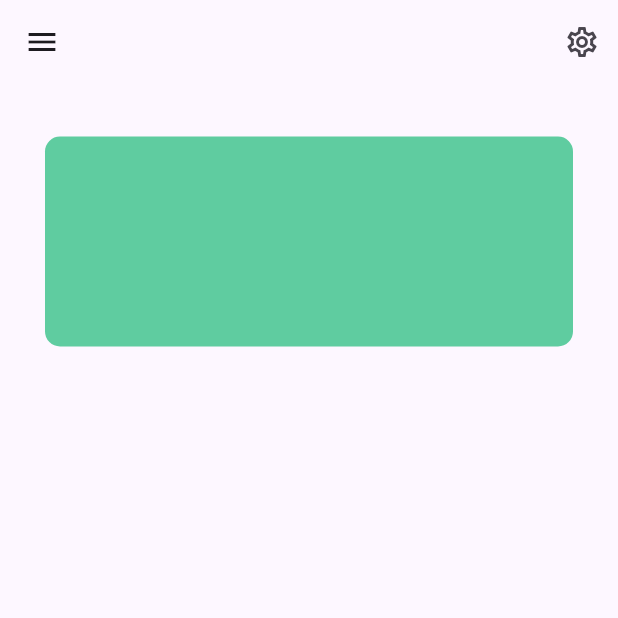
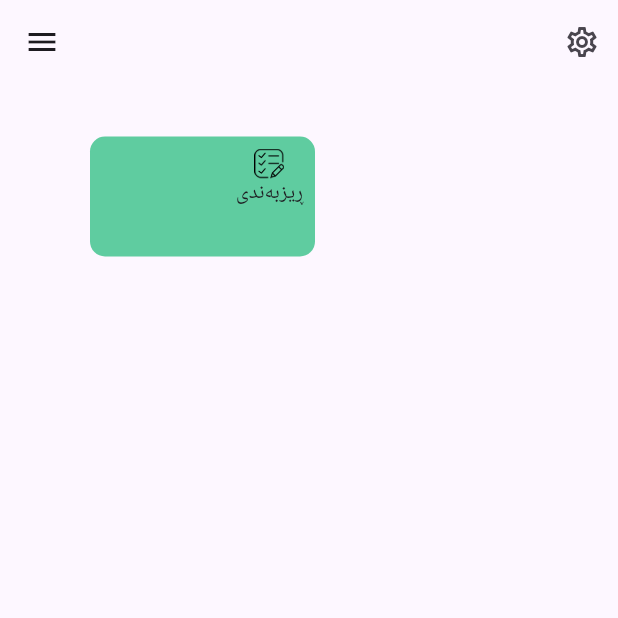
Before and after one commit to akar-jaza/bashakam, a Flutter app: the screen it shows after launch, on a phone screen of 412 x 824 dp, the top half of it. Run offline on Flutter 3.47's test engine with Material 2 defaults, Android fonts, the phone set to English and light mode, and no system bars.

Commit message:
card extracted

```diff
--- a/lib/Homepage.dart
+++ b/lib/Homepage.dart
@@ -34,14 +34,10 @@ class _HomePageState extends State<HomePage> {
         body: Center(
           child: Column(
             children: [
-              Container(
-                margin:
-                    const EdgeInsets.symmetric(vertical: 35, horizontal: 30),
-                height: 140,
-                decoration: BoxDecoration(
-                  borderRadius: BorderRadius.circular(10),
-                  color: const Color(0xFF5FCCA0),
-                ),
+              Row(
+                children: [
+                  Card(),
+                ],
               )
             ],
           ),
@@ -50,3 +46,37 @@ class _HomePageState extends State<HomePage> {
     );
   }
 }
+
+class Card extends StatelessWidget {
+  const Card({
+    super.key,
+  });
+
+  @override
+  Widget build(BuildContext context) {
+    return Container(
+      alignment: Alignment.centerRight,
+      margin:
+          const EdgeInsets.symmetric(vertical: 35, horizontal: 60),
+      height: 80,
+      width: 150,
+      decoration: BoxDecoration(
+        borderRadius: BorderRadius.circular(10),
+        color: const Color(0xFF5FCCA0),
+      ),
+      child: Padding(
+        padding: const EdgeInsets.all(8.0),
+        child: Column(
+          children: [
+            Image.asset(
+              'assets/list.png',
+              height: 20,
+              color: Colors.black,
+            ),
+            const Text("ڕیزبەندی"),
+          ],
+        ),
+      ),
+    );
+  }
+}
--- a/pubspec.yaml
+++ b/pubspec.yaml
@@ -59,8 +59,8 @@ flutter:
   uses-material-design: true
 
   # To add assets to your application, add an assets section, like this:
-  # assets:
-  #   - images/a_dot_burr.jpeg
+  assets:
+    - assets/
   #   - images/a_dot_ham.jpeg
 
   # An image asset can refer to one or more resolution-specific "variants", see
```
Also changed, not shown: assets/list.png (added).
